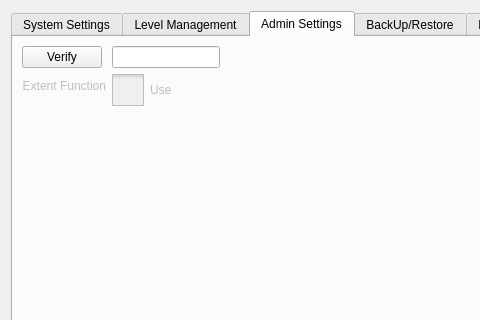
Above: hcsettings/ichcsystemsettingsframe.ui from GaussCheng/2-5AxisPunch before the change; both pictures show x 0 to 480 and y 0 to 320 of the 1196 by 463 pixel window. Below: the same form after it.
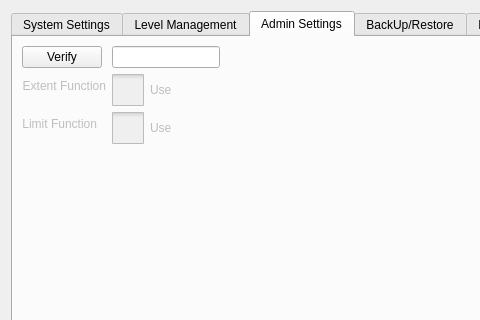
That is the form after the change. The open tabs and pages were chosen to show the change. Icons and pictures are not drawn. Custom widgets are drawn as their Qt base class.

Commit message: add register function switch

Patch:
```diff
--- a/hcsettings/ichcsystemsettingsframe.ui
+++ b/hcsettings/ichcsystemsettingsframe.ui
@@ -741,6 +741,54 @@
          </property>
         </widget>
        </item>
+       <item row="2" column="0">
+        <widget class="QLabel" name="limitFunctionLabel">
+         <property name="enabled">
+          <bool>false</bool>
+         </property>
+         <property name="text">
+          <string>Limit Function</string>
+         </property>
+         <property name="alignment">
+          <set>Qt::AlignRight|Qt::AlignTrailing|Qt::AlignVCenter</set>
+         </property>
+        </widget>
+       </item>
+       <item row="2" column="1">
+        <widget class="QCheckBox" name="limitFunctionBox">
+         <property name="enabled">
+          <bool>false</bool>
+         </property>
+         <property name="styleSheet">
+          <string notr="true">::indicator {
+     width: 32px;
+     height: 32px;
+ }
+
+::indicator:unchecked 
+{
+     image: url(:/resource/check_unchecked.png);
+ }
+::indicator:checked 
+{
+     image: url(:/resource/check_checked.png);
+ }
+
+::indicator:checked:disabled
+{
+ image: url(:/resource/check_checked_disable.png);
+}
+
+::indicator:unchecked:disabled
+{
+ image: url(:/resource/check_unchecked_disable.png);
+}</string>
+         </property>
+         <property name="text">
+          <string>Use</string>
+         </property>
+        </widget>
+       </item>
       </layout>
      </widget>
      <widget class="QWidget" name="tab">
```
Left out of the diff: 28 changed lines with no effect on the pictures. The commit also changes 229 other files.
